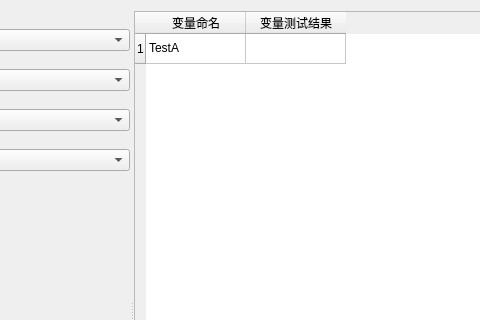
Before: the Qt Designer form components/DataCirculation/datacirculation.ui in xutongxin1/WirelessMonitor, drawn with Qt 5; both pictures show x 319 to 799 and y 0 to 320 of the 1080 by 620 pixel window.
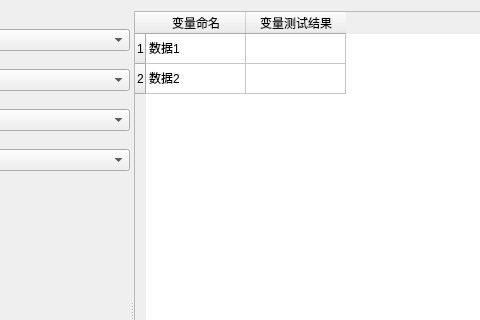
After: the same form once the commit is applied. Custom widgets are drawn as their Qt base class.

What changed in the file:
```diff
--- a/components/DataCirculation/datacirculation.ui
+++ b/components/DataCirculation/datacirculation.ui
@@ -229,6 +229,11 @@
            <string>1</string>
           </property>
          </row>
+         <row>
+          <property name="text">
+           <string>2</string>
+          </property>
+         </row>
          <column>
           <property name="text">
            <string>变量命名</string>
@@ -241,7 +246,7 @@
          </column>
          <item row="0" column="0">
           <property name="text">
-           <string>TestA</string>
+           <string>数据1</string>
           </property>
          </item>
          <item row="0" column="1">
@@ -249,6 +254,16 @@
            <string/>
           </property>
          </item>
+         <item row="1" column="0">
+          <property name="text">
+           <string>数据2</string>
+          </property>
+         </item>
+         <item row="1" column="1">
+          <property name="text">
+           <string/>
+          </property>
+         </item>
         </widget>
        </item>
        <item>
```
